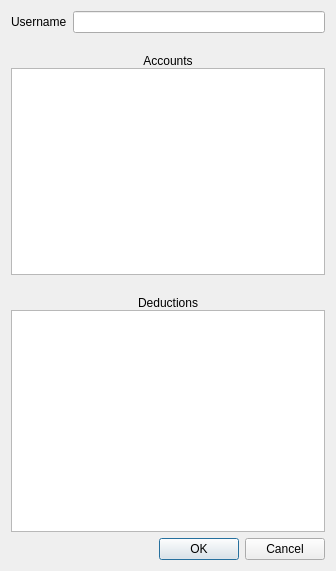
Before: the Qt Designer form preferences.ui in dwong/budse, drawn with Qt 5.
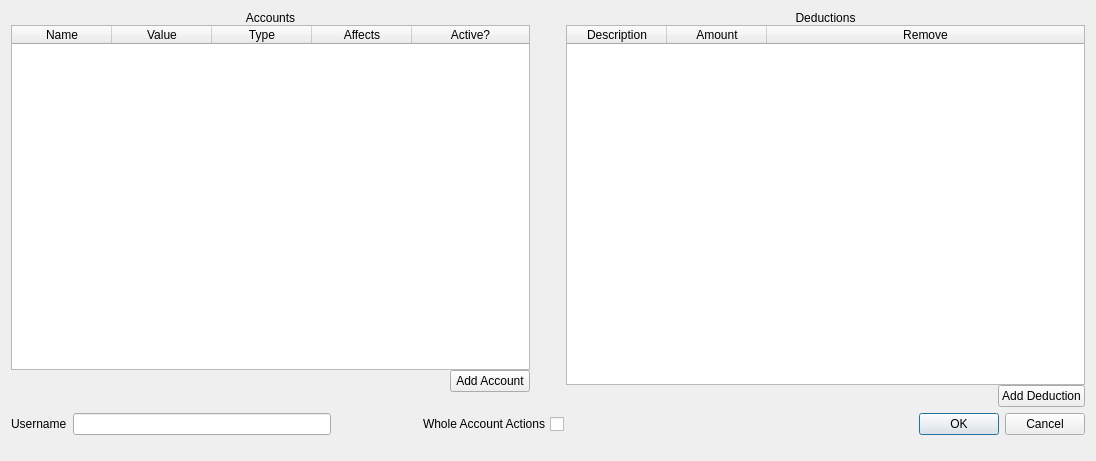
After: the same form once the commit is applied.

Diff of the .ui file:
```diff
--- a/preferences.ui
+++ b/preferences.ui
@@ -6,8 +6,8 @@
    <rect>
     <x>0</x>
     <y>0</y>
-    <width>336</width>
-    <height>571</height>
+    <width>1096</width>
+    <height>461</height>
    </rect>
   </property>
   <property name="windowTitle">
@@ -15,24 +15,7 @@
   </property>
   <layout class="QGridLayout" name="gridLayout">
    <item row="0" column="0">
-    <layout class="QVBoxLayout" name="verticalLayout_3">
-     <item>
-      <layout class="QHBoxLayout" name="horizontalLayout_3">
-       <property name="bottomMargin">
-        <number>15</number>
-       </property>
-       <item>
-        <widget class="QLabel" name="label">
-         <property name="text">
-          <string>Username</string>
-         </property>
-        </widget>
-       </item>
-       <item>
-        <widget class="QLineEdit" name="username"/>
-       </item>
-      </layout>
-     </item>
+    <layout class="QHBoxLayout" name="horizontalLayout_6">
      <item>
       <layout class="QVBoxLayout" name="verticalLayout_2">
        <property name="spacing">
@@ -59,10 +42,118 @@
         </layout>
        </item>
        <item>
-        <widget class="QTableWidget" name="accountsTable"/>
+        <widget class="QTableWidget" name="accountsTable">
+         <property name="sizePolicy">
+          <sizepolicy hsizetype="Expanding" vsizetype="Expanding">
+           <horstretch>0</horstretch>
+           <verstretch>0</verstretch>
+          </sizepolicy>
+         </property>
+         <property name="showGrid">
+          <bool>false</bool>
+         </property>
+         <property name="columnCount">
+          <number>5</number>
+         </property>
+         <attribute name="horizontalHeaderCascadingSectionResizes">
+          <bool>true</bool>
+         </attribute>
+         <attribute name="horizontalHeaderHighlightSections">
+          <bool>false</bool>
+         </attribute>
+         <attribute name="horizontalHeaderMinimumSectionSize">
+          <number>3</number>
+         </attribute>
+         <attribute name="horizontalHeaderStretchLastSection">
+          <bool>true</bool>
+         </attribute>
+         <attribute name="verticalHeaderVisible">
+          <bool>false</bool>
+         </attribute>
+         <column>
+          <property name="text">
+           <string>Name</string>
+          </property>
+          <property name="textAlignment">
+           <set>AlignHCenter|AlignVCenter|AlignCenter</set>
+          </property>
+         </column>
+         <column>
+          <property name="text">
+           <string>Value</string>
+          </property>
+          <property name="textAlignment">
+           <set>AlignHCenter|AlignVCenter|AlignCenter</set>
+          </property>
+         </column>
+         <column>
+          <property name="text">
+           <string>Type</string>
+          </property>
+          <property name="textAlignment">
+           <set>AlignHCenter|AlignVCenter|AlignCenter</set>
+          </property>
+         </column>
+         <column>
+          <property name="text">
+           <string>Affects</string>
+          </property>
+          <property name="textAlignment">
+           <set>AlignHCenter|AlignVCenter|AlignCenter</set>
+          </property>
+         </column>
+         <column>
+          <property name="text">
+           <string>Active?</string>
+          </property>
+          <property name="textAlignment">
+           <set>AlignHCenter|AlignVCenter|AlignCenter</set>
+          </property>
+         </column>
+        </widget>
+       </item>
+       <item>
+        <layout class="QHBoxLayout" name="horizontalLayout_4">
+         <item>
+          <spacer name="horizontalSpacer">
+           <property name="orientation">
+            <enum>Qt::Horizontal</enum>
+           </property>
+           <property name="sizeHint" stdset="0">
+            <size>
+             <width>40</width>
+             <height>20</height>
+            </size>
+           </property>
+          </spacer>
+         </item>
+         <item>
+          <widget class="QPushButton" name="add_account">
+           <property name="text">
+            <string>Add Account</string>
+           </property>
+          </widget>
+         </item>
+        </layout>
        </item>
       </layout>
      </item>
+     <item>
+      <spacer name="horizontalSpacer_3">
+       <property name="orientation">
+        <enum>Qt::Horizontal</enum>
+       </property>
+       <property name="sizeType">
+        <enum>QSizePolicy::Fixed</enum>
+       </property>
+       <property name="sizeHint" stdset="0">
+        <size>
+         <width>30</width>
+         <height>20</height>
+        </size>
+       </property>
+      </spacer>
+     </item>
      <item>
       <layout class="QVBoxLayout" name="verticalLayout">
        <property name="spacing">
@@ -83,21 +174,138 @@
         </layout>
        </item>
        <item>
-        <widget class="QTableWidget" name="deductionsTable"/>
+        <widget class="QTableWidget" name="deductionsTable">
+         <attribute name="horizontalHeaderStretchLastSection">
+          <bool>true</bool>
+         </attribute>
+         <attribute name="verticalHeaderVisible">
+          <bool>false</bool>
+         </attribute>
+         <attribute name="verticalHeaderVisible">
+          <bool>false</bool>
+         </attribute>
+         <attribute name="horizontalHeaderStretchLastSection">
+          <bool>true</bool>
+         </attribute>
+         <column>
+          <property name="text">
+           <string>Description</string>
+          </property>
+          <property name="textAlignment">
+           <set>AlignHCenter|AlignVCenter|AlignCenter</set>
+          </property>
+         </column>
+         <column>
+          <property name="text">
+           <string>Amount</string>
+          </property>
+          <property name="textAlignment">
+           <set>AlignHCenter|AlignVCenter|AlignCenter</set>
+          </property>
+         </column>
+         <column>
+          <property name="text">
+           <string>Remove</string>
+          </property>
+          <property name="textAlignment">
+           <set>AlignHCenter|AlignVCenter|AlignCenter</set>
+          </property>
+         </column>
+        </widget>
+       </item>
+       <item>
+        <layout class="QHBoxLayout" name="horizontalLayout_5">
+         <item>
+          <spacer name="horizontalSpacer_2">
+           <property name="orientation">
+            <enum>Qt::Horizontal</enum>
+           </property>
+           <property name="sizeHint" stdset="0">
+            <size>
+             <width>40</width>
+             <height>20</height>
+            </size>
+           </property>
+          </spacer>
+         </item>
+         <item>
+          <widget class="QPushButton" name="add_deduction">
+           <property name="text">
+            <string>Add Deduction</string>
+           </property>
+          </widget>
+         </item>
+        </layout>
        </item>
       </layout>
      </item>
     </layout>
    </item>
    <item row="1" column="0">
-    <widget class="QDialogButtonBox" name="buttonBox">
-     <property name="orientation">
-      <enum>Qt::Horizontal</enum>
+    <layout class="QHBoxLayout" name="horizontalLayout_3">
+     <property name="bottomMargin">
+      <number>15</number>
      </property>
-     <property name="standardButtons">
-      <set>QDialogButtonBox::Cancel|QDialogButtonBox::Ok</set>
-     </property>
-    </widget>
+     <item>
+      <widget class="QLabel" name="label">
+       <property name="text">
+        <string>Username</string>
+       </property>
+      </widget>
+     </item>
+     <item>
+      <widget class="QLineEdit" name="username"/>
+     </item>
+     <item>
+      <spacer name="horizontalSpacer_4">
+       <property name="orientation">
+        <enum>Qt::Horizontal</enum>
+       </property>
+       <property name="sizeType">
+        <enum>QSizePolicy::Fixed</enum>
+       </property>
+       <property name="sizeHint" stdset="0">
+        <size>
+         <width>80</width>
+         <height>20</height>
+        </size>
+       </property>
+      </spacer>
+     </item>
+     <item>
+      <widget class="QCheckBox" name="whole_account">
+       <property name="layoutDirection">
+        <enum>Qt::RightToLeft</enum>
+       </property>
+       <property name="text">
+        <string>Whole Account Actions</string>
+       </property>
+      </widget>
+     </item>
+     <item>
+      <spacer name="horizontalSpacer_5">
+       <property name="orientation">
+        <enum>Qt::Horizontal</enum>
+       </property>
+       <property name="sizeHint" stdset="0">
+        <size>
+         <width>40</width>
+         <height>20</height>
+        </size>
+       </property>
+      </spacer>
+     </item>
+     <item>
+      <widget class="QDialogButtonBox" name="buttonBox">
+       <property name="orientation">
+        <enum>Qt::Horizontal</enum>
+       </property>
+       <property name="standardButtons">
+        <set>QDialogButtonBox::Cancel|QDialogButtonBox::Ok</set>
+       </property>
+      </widget>
+     </item>
+    </layout>
    </item>
   </layout>
  </widget>
```
